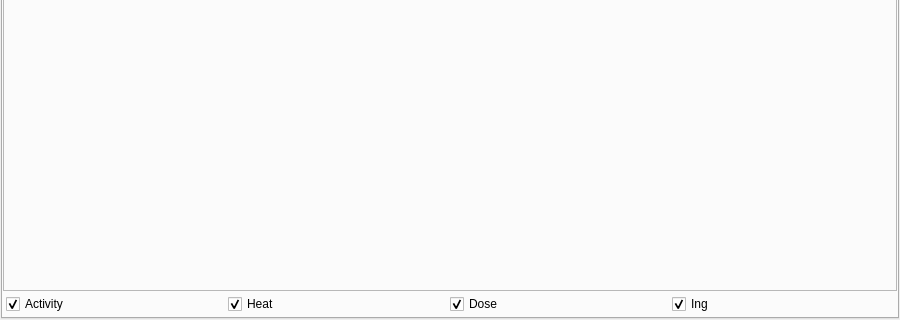
Before: the Qt Designer form iterui/ui/WidgetParam.ui in theysp/FDSNMH_GUI, drawn with Qt 5; both pictures show x 0 to 900 and y 359 to 679 of the 900 by 679 pixel window.
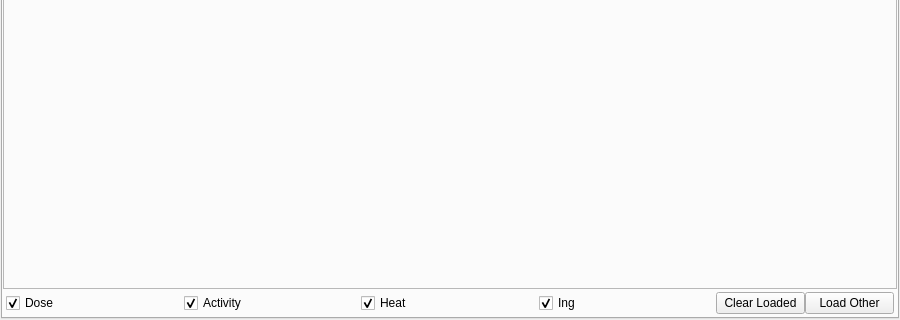
After: the same form once the commit is applied. The open tabs and pages were chosen to show the change.

Commit message:
Add save and load in program
To be continued

What changed in the file:
```diff
--- a/iterui/ui/WidgetParam.ui
+++ b/iterui/ui/WidgetParam.ui
@@ -253,6 +253,16 @@
          <property name="bottomMargin">
           <number>3</number>
          </property>
+         <item>
+          <widget class="QCheckBox" name="checkBoxDose">
+           <property name="text">
+            <string>Dose</string>
+           </property>
+           <property name="checked">
+            <bool>true</bool>
+           </property>
+          </widget>
+         </item>
          <item>
           <widget class="QCheckBox" name="checkBoxAct">
            <property name="text">
@@ -273,16 +283,6 @@
            </property>
           </widget>
          </item>
-         <item>
-          <widget class="QCheckBox" name="checkBoxDose">
-           <property name="text">
-            <string>Dose</string>
-           </property>
-           <property name="checked">
-            <bool>true</bool>
-           </property>
-          </widget>
-         </item>
          <item>
           <widget class="QCheckBox" name="checkBoxIng">
            <property name="text">
@@ -293,6 +293,24 @@
            </property>
           </widget>
          </item>
+         <item>
+          <layout class="QHBoxLayout" name="horizontalLayoutAboutLoadData">
+           <item>
+            <widget class="QPushButton" name="pushButtonClear">
+             <property name="text">
+              <string>Clear Loaded</string>
+             </property>
+            </widget>
+           </item>
+           <item>
+            <widget class="QPushButton" name="pushButtonLoadOther">
+             <property name="text">
+              <string>Load Other</string>
+             </property>
+            </widget>
+           </item>
+          </layout>
+         </item>
         </layout>
        </item>
       </layout>
```
Left out of the diff: 2 changed lines with no effect on the pictures. The commit also changes 2 other files.
